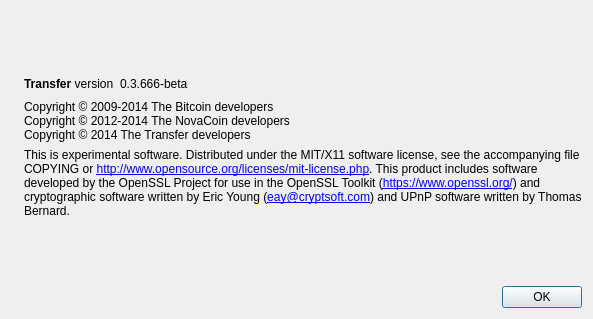
The window that src/qt/forms/aboutdialog.ui (CoinBuild/AmsterdamCoin) describes before a commit, drawn with Qt 5.
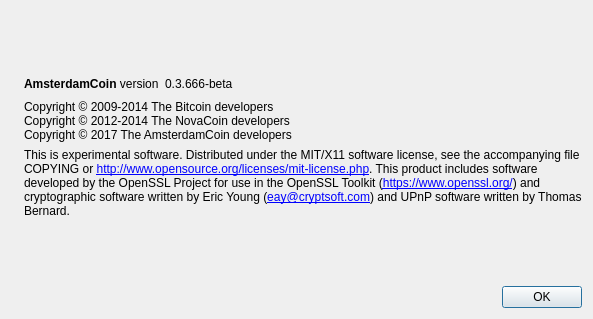
The same window after the commit. Icons and pictures are not drawn.

```diff
--- a/src/qt/forms/aboutdialog.ui
+++ b/src/qt/forms/aboutdialog.ui
@@ -50,7 +50,7 @@
           <cursorShape>IBeamCursor</cursorShape>
          </property>
          <property name="text">
-          <string>&lt;b&gt;Transfer&lt;/b&gt; version</string>
+          <string>&lt;b&gt;AmsterdamCoin&lt;/b&gt; version</string>
          </property>
          <property name="textInteractionFlags">
           <set>Qt::LinksAccessibleByMouse|Qt::TextSelectableByKeyboard|Qt::TextSelectableByMouse</set>
@@ -93,7 +93,7 @@
        <property name="text">
         <string>Copyright © 2009-2014 The Bitcoin developers
 Copyright © 2012-2014 The NovaCoin developers
-Copyright © 2014 The Transfer developers</string>
+Copyright © 2017 The AmsterdamCoin developers</string>
        </property>
        <property name="textInteractionFlags">
         <set>Qt::LinksAccessibleByMouse|Qt::TextSelectableByKeyboard|Qt::TextSelectableByMouse</set>
```
Left out of the diff: 2 changed lines with no effect on the pictures.
